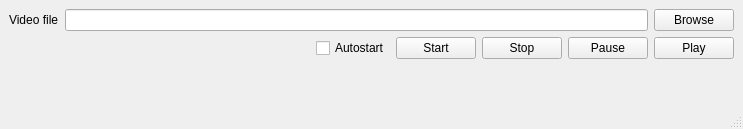
This is deps/gpu-video-wallpaper-fork/video-wallpaper-gui.ui in duracell80/Cinnamon-PowerToys as Qt 5 draws it before an edit. The edited form follows.
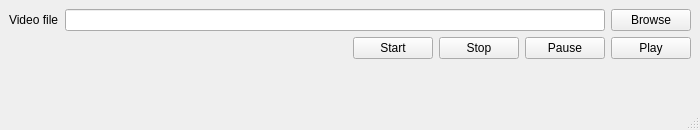
This is the edited form.

Commit message: Video Wallpaper on multiple monitors

What changed in the file:
```diff
--- a/deps/gpu-video-wallpaper-fork/video-wallpaper-gui.ui
+++ b/deps/gpu-video-wallpaper-fork/video-wallpaper-gui.ui
@@ -6,13 +6,21 @@
    <rect>
     <x>0</x>
     <y>0</y>
-    <width>743</width>
-    <height>129</height>
+    <width>700</width>
+    <height>130</height>
    </rect>
   </property>
   <property name="windowTitle">
    <string>Video Wallpaper</string>
   </property>
+  <widget class="QStatusBar" name="statusbar">
+   <property name="font">
+    <font>
+     <pointsize>12</pointsize>
+     <italic>false</italic>
+    </font>
+   </property>
+  </widget>
   <widget class="QWidget" name="centralwidget">
    <layout class="QGridLayout" name="gridLayout">
     <item row="0" column="0">
@@ -54,16 +62,6 @@
         </property>
        </spacer>
       </item>
-      <item>
-       <widget class="QCheckBox" name="checkbox_autostart">
-        <property name="toolTip">
-         <string>&lt;html&gt;&lt;head/&gt;&lt;body&gt;&lt;p&gt;Automatically start playback of video wallpaper on system startup.&lt;/p&gt;&lt;/body&gt;&lt;/html&gt;</string>
-        </property>
-        <property name="text">
-         <string>Autostart</string>
-        </property>
-       </widget>
-      </item>
       <item>
        <widget class="QPushButton" name="button_start">
         <property name="toolTip">
@@ -121,14 +119,7 @@
     </item>
    </layout>
   </widget>
-  <widget class="QStatusBar" name="statusbar">
-   <property name="font">
-    <font>
-     <pointsize>10</pointsize>
-     <italic>false</italic>
-    </font>
-   </property>
-  </widget>
+  
  </widget>
  <resources/>
  <connections/>
```
Left out of the diff: 2 changed lines with no effect on the pictures. The commit also changes 2 other files.
